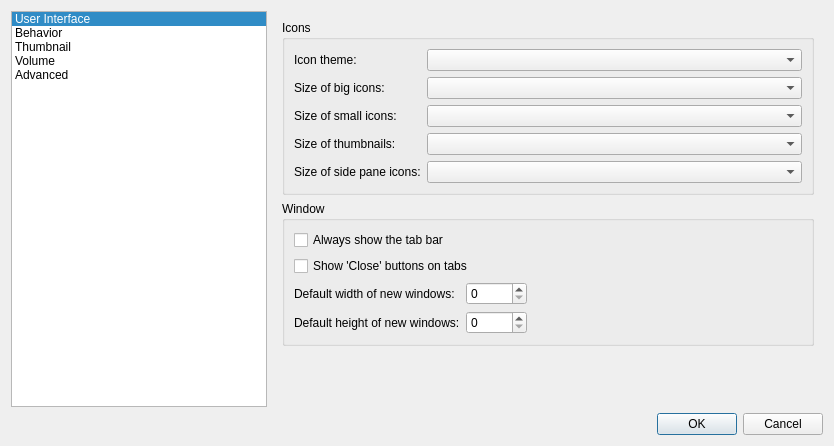
Qt form pcmanfm/preferences.ui (lxqt/pcmanfm-qt) before a commit.
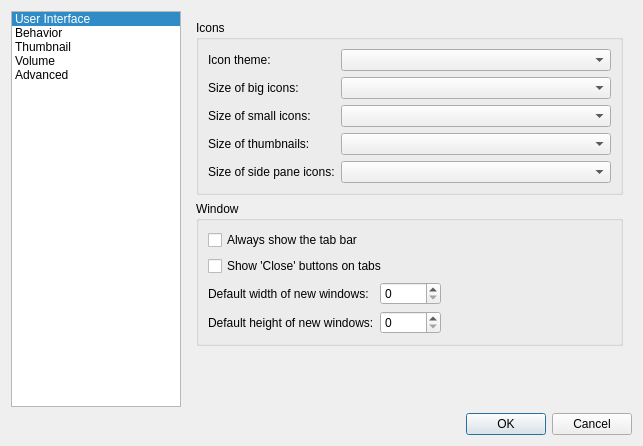
The same form after that commit.

Commit message: Adjust size of the preference dialog

Diff of the .ui file:
```diff
--- a/pcmanfm/preferences.ui
+++ b/pcmanfm/preferences.ui
@@ -6,7 +6,7 @@
    <rect>
     <x>0</x>
     <y>0</y>
-    <width>834</width>
+    <width>643</width>
     <height>446</height>
    </rect>
   </property>
@@ -19,7 +19,7 @@
      <item>
       <widget class="QListWidget" name="listWidget">
        <property name="sizePolicy">
-        <sizepolicy hsizetype="Fixed" vsizetype="Expanding">
+        <sizepolicy hsizetype="Expanding" vsizetype="Expanding">
          <horstretch>0</horstretch>
          <verstretch>0</verstretch>
         </sizepolicy>
```
The commit also changes 1 other file.
